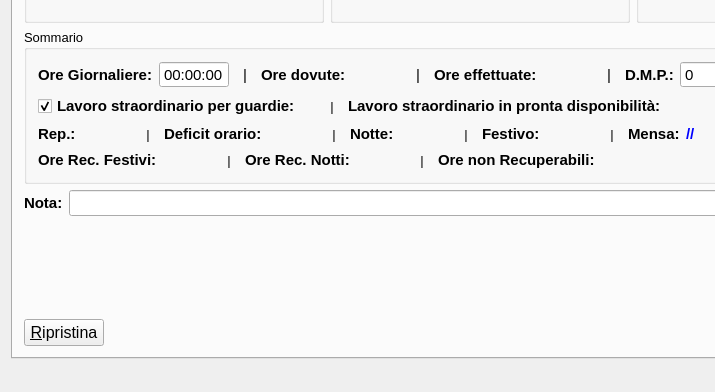
Above: mainwindow.ui from gcala/GestioneCompetenzeMedici before the change; both pictures show x 0 to 715 and y 421 to 813 of the 1351 by 813 pixel window. Below: the same form after it.
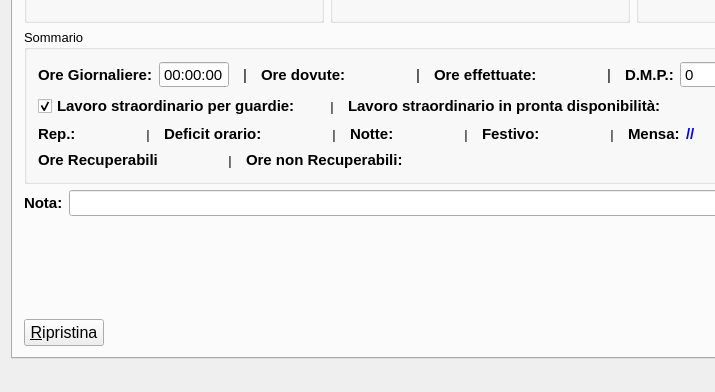
That is the form after the change. Icons and pictures are not drawn. Custom widgets are drawn as their Qt base class.

Commit message: ora le ore recuperabili tengono conto di eventuali rmp del mese successivo

```diff
--- a/mainwindow.ui
+++ b/mainwindow.ui
@@ -3503,7 +3503,7 @@
                 </font>
                </property>
                <property name="text">
-                <string>Ore Rec. Festivi:</string>
+                <string>Ore Recuperabili</string>
                </property>
               </widget>
              </item>
@@ -3549,62 +3549,6 @@
                </property>
               </widget>
              </item>
-             <item>
-              <widget class="QLabel" name="label_69">
-               <property name="font">
-                <font>
-                 <pointsize>11</pointsize>
-                 <weight>75</weight>
-                 <bold>true</bold>
-                </font>
-               </property>
-               <property name="text">
-                <string>Ore Rec. Notti:</string>
-               </property>
-              </widget>
-             </item>
-             <item>
-              <widget class="QLabel" name="oreNottiLabel">
-               <property name="minimumSize">
-                <size>
-                 <width>50</width>
-                 <height>0</height>
-                </size>
-               </property>
-               <property name="font">
-                <font>
-                 <pointsize>11</pointsize>
-                 <weight>75</weight>
-                 <bold>true</bold>
-                </font>
-               </property>
-               <property name="styleSheet">
-                <string notr="true">color: green;</string>
-               </property>
-               <property name="text">
-                <string/>
-               </property>
-              </widget>
-             </item>
-             <item>
-              <widget class="QLabel" name="label_68">
-               <property name="minimumSize">
-                <size>
-                 <width>20</width>
-                 <height>0</height>
-                </size>
-               </property>
-               <property name="font">
-                <font/>
-               </property>
-               <property name="text">
-                <string>|</string>
-               </property>
-               <property name="alignment">
-                <set>Qt::AlignCenter</set>
-               </property>
-              </widget>
-             </item>
              <item>
               <widget class="QLabel" name="label_70">
                <property name="font">
```
Left out of the diff: 2 changed lines with no effect on the pictures. The commit also changes 6 other files.
